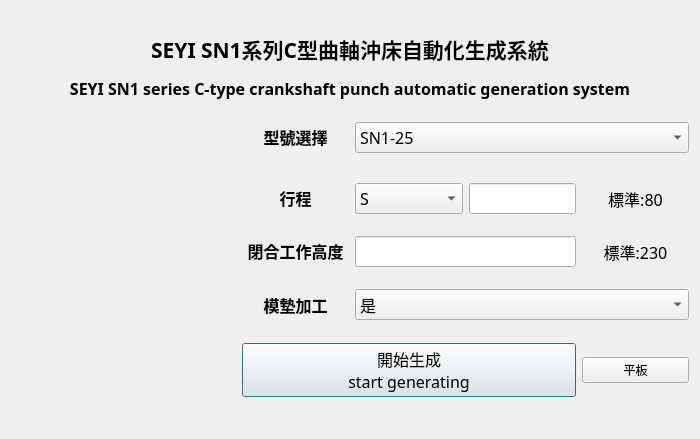
This is SYEI_stamping_press_system/DEMOGUI.ui in sinje0816/stamping_press as Qt 5 draws it before an edit. The edited form follows.
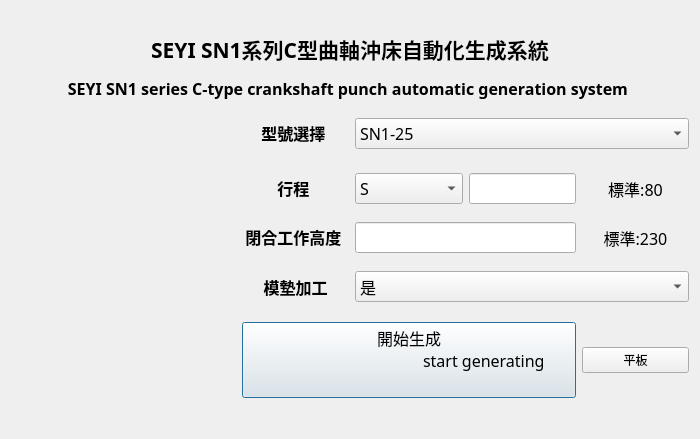
This is the edited form. Icons and pictures are not drawn.

Commit message: 下料孔介面更新、下料孔生成新增

The edit to the form file:
```diff
--- a/SYEI_stamping_press_system/DEMOGUI.ui
+++ b/SYEI_stamping_press_system/DEMOGUI.ui
@@ -100,7 +100,8 @@
        </property>
        <property name="text">
         <string>開始生成
-start generating</string>
+                                    start generating
+                                </string>
        </property>
       </widget>
      </item>
@@ -250,7 +251,9 @@
         <enum>Qt::LeftToRight</enum>
        </property>
        <property name="text">
-        <string>&lt;html&gt;&lt;head/&gt;&lt;body&gt;&lt;p align=&quot;center&quot;&gt;&lt;span style=&quot; font-weight:600;&quot;&gt;型號選擇&lt;/span&gt;&lt;/p&gt;&lt;/body&gt;&lt;/html&gt;</string>
+                                <string>&lt;html&gt;&lt;head/&gt;&lt;body&gt;&lt;p align=&quot;center&quot;&gt;&lt;span
+                                    style=&quot; font-weight:600;&quot;&gt;型號選擇&lt;/span&gt;&lt;/p&gt;&lt;/body&gt;&lt;/html&gt;
+                                </string>
        </property>
        <property name="alignment">
         <set>Qt::AlignCenter</set>
@@ -326,7 +329,9 @@
         <enum>Qt::LeftToRight</enum>
        </property>
        <property name="text">
-        <string>&lt;html&gt;&lt;head/&gt;&lt;body&gt;&lt;p align=&quot;center&quot;&gt;&lt;span style=&quot; font-weight:600;&quot;&gt;行程&lt;/span&gt;&lt;/p&gt;&lt;/body&gt;&lt;/html&gt;</string>
+                                <string>&lt;html&gt;&lt;head/&gt;&lt;body&gt;&lt;p align=&quot;center&quot;&gt;&lt;span
+                                    style=&quot; font-weight:600;&quot;&gt;行程&lt;/span&gt;&lt;/p&gt;&lt;/body&gt;&lt;/html&gt;
+                                </string>
        </property>
        <property name="alignment">
         <set>Qt::AlignCenter</set>
@@ -351,7 +356,9 @@
         <enum>Qt::RightToLeft</enum>
        </property>
        <property name="text">
-        <string>&lt;html&gt;&lt;head/&gt;&lt;body&gt;&lt;p align=&quot;center&quot;&gt;&lt;span style=&quot; font-weight:600;&quot;&gt;閉合工作高度&lt;/span&gt;&lt;/p&gt;&lt;/body&gt;&lt;/html&gt;</string>
+                                <string>&lt;html&gt;&lt;head/&gt;&lt;body&gt;&lt;p align=&quot;center&quot;&gt;&lt;span
+                                    style=&quot; font-weight:600;&quot;&gt;閉合工作高度&lt;/span&gt;&lt;/p&gt;&lt;/body&gt;&lt;/html&gt;
+                                </string>
        </property>
        <property name="alignment">
         <set>Qt::AlignCenter</set>
@@ -376,7 +383,11 @@
         <enum>Qt::LeftToRight</enum>
        </property>
        <property name="text">
-        <string>&lt;html&gt;&lt;head/&gt;&lt;body&gt;&lt;p align=&quot;center&quot;&gt;&lt;span style=&quot; font-size:16pt; font-weight:600;&quot;&gt;SEYI SN1系列C型曲軸沖床自動化生成系統&lt;/span&gt;&lt;/p&gt;&lt;p align=&quot;center&quot;&gt;&lt;span style=&quot; font-weight:600;&quot;&gt;SEYI SN1 series C-type crankshaft punch automatic generation system&lt;/span&gt;&lt;/p&gt;&lt;/body&gt;&lt;/html&gt;</string>
+                                <string>&lt;html&gt;&lt;head/&gt;&lt;body&gt;&lt;p align=&quot;center&quot;&gt;&lt;span
+                                    style=&quot; font-size:16pt; font-weight:600;&quot;&gt;SEYI SN1系列C型曲軸沖床自動化生成系統&lt;/span&gt;&lt;/p&gt;&lt;p
+                                    align=&quot;center&quot;&gt;&lt;span style=&quot; font-weight:600;&quot;&gt;SEYI SN1
+                                    series C-type crankshaft punch automatic generation system&lt;/span&gt;&lt;/p&gt;&lt;/body&gt;&lt;/html&gt;
+                                </string>
        </property>
        <property name="alignment">
         <set>Qt::AlignCenter</set>
```
Lines whose indentation alone changed are shown as unchanged. The commit also changes 55 other files.
